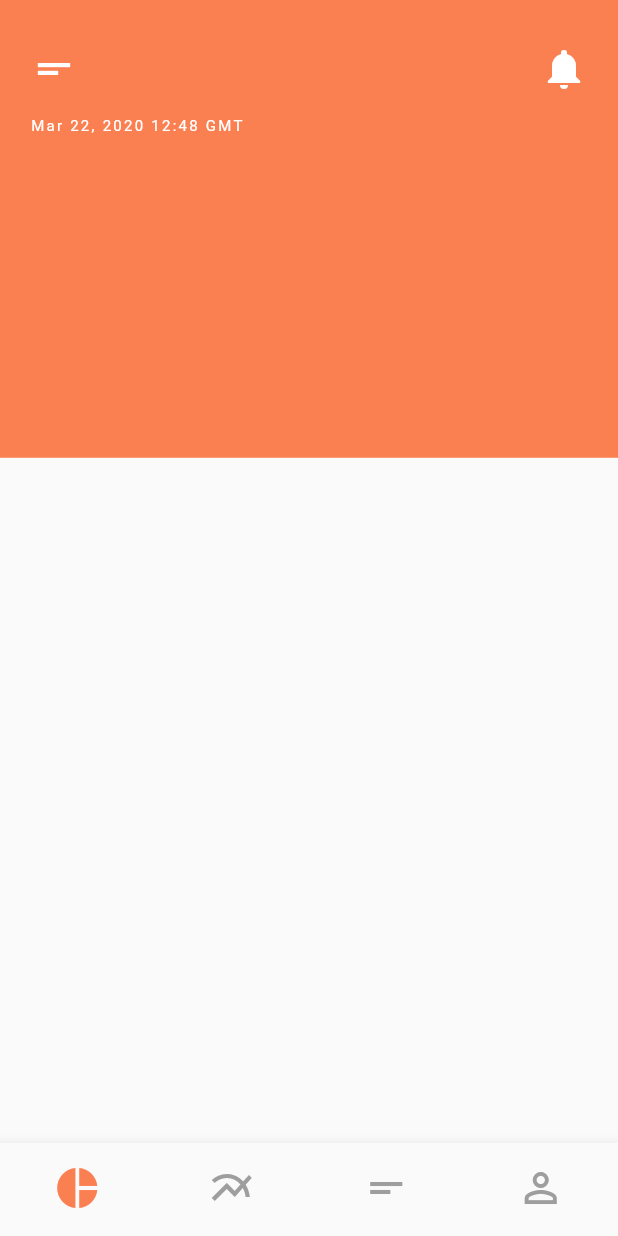
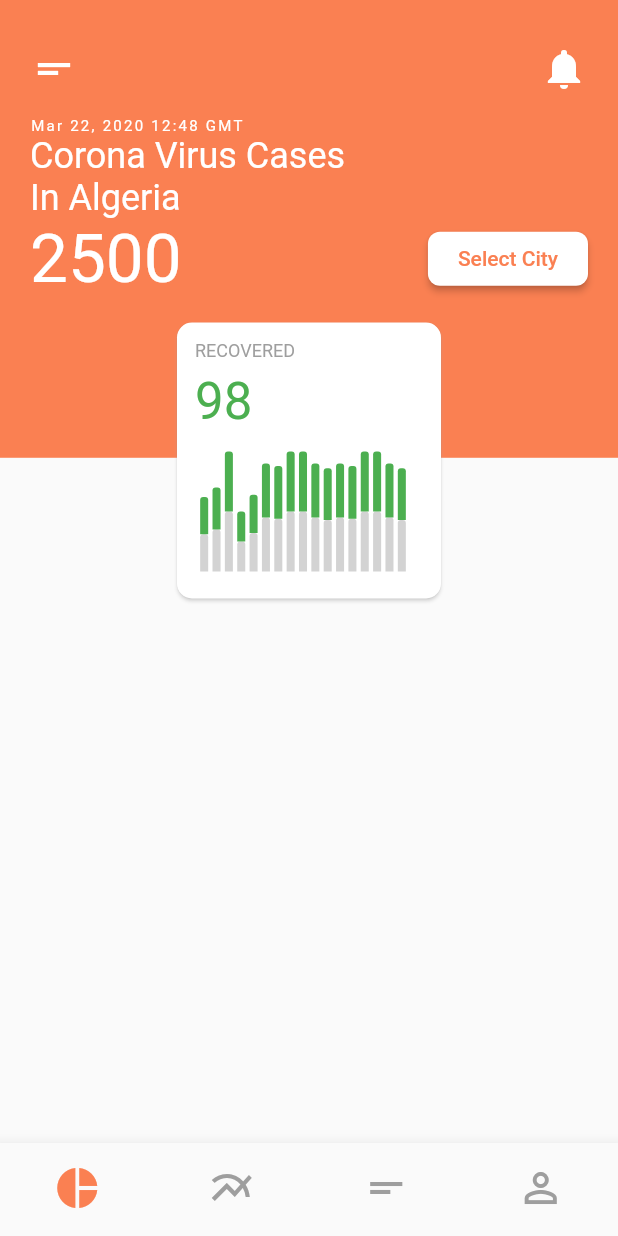
Before and after one commit to akram09/covidApp, a Flutter app: the screen it shows after launch, on a phone screen of 412 x 824 dp. Run offline on Flutter 3.47's test engine with Material 2 defaults, Android fonts, the phone set to English and light mode, and no system bars; our stand-ins replace charts_flutter, equatable.

Commit message:
create the stats cards and add chart

```diff
--- /dev/null
+++ b/lib/models/stats.dart
@@ -0,0 +1,28 @@
+import 'package:equatable/equatable.dart';
+
+class Stats extends Equatable{
+  final String city;
+  final int totalCases;
+  final int recoveredCases;
+  final int deaths;
+  final int activeCases;
+  final double midCondition;
+  final double criticalCondition;
+  final int closedCases;
+  final double recovered;
+  final double death;
+  final List<int> recoveredHistory;
+  final List<int> deathHistory;
+
+  const Stats({this.totalCases, this.recoveredCases, this.deaths, this.activeCases, this.midCondition, this.criticalCondition, this.closedCases, this.recovered, this.death, this.recoveredHistory, this.deathHistory, this.city});
+
+
+  @override
+  List<Object> get props => [
+    this.totalCases, this.recoveredCases, this.deaths,
+    this.activeCases, this.midCondition, this.criticalCondition,
+     this.closedCases, this.recovered, this.death,
+    this.recoveredHistory, this.deathHistory, this.city
+  ];
+
+}
--- a/lib/screens/home/home_screen.dart
+++ b/lib/screens/home/home_screen.dart
@@ -1,23 +1,60 @@
+import 'package:covid_app/widgets/covid_chart.dart';
+import 'package:covid_app/widgets/widgets.dart';
 import 'package:flutter/material.dart';
 
 class HomePage extends StatelessWidget {
   const HomePage({Key key}) : super(key: key);
+
+
+  void _onSelectCityClicked(){
+
+  }
 
   Widget _topAppBar(){
     return Row(children: <Widget>[
       Icon(Icons.short_text, color: Colors.white,size: 32.0,),
       Icon(Icons.notifications, color: Colors.white,size: 32.0,)
     ],mainAxisAlignment: MainAxisAlignment.spaceBetween,);
-  }
+    }
   Widget _covidAlgeriaInfo(BuildContext context , DateTime lastUpdate, int CaseNumber){
     return Column(children: <Widget>[
       Container(
         child: Text("Mar 22, 2020 12:48 GMT",style: Theme.of(context).textTheme.overline.apply(
           color: Colors.white
-        ),),
-        alignment: Alignment.topLeft,
-      )
-    ],);
+
+        ),),alignment:AlignmentDirectional.topStart ,
+      ),
+      Container(
+        child: Text("Corona Virus Cases",style: Theme.of(context).textTheme.headline5.apply(
+          color: Colors.white
+
+        ),),alignment:AlignmentDirectional.topStart ,
+      ),
+       Container(
+        child: Text("In Algeria ",style: Theme.of(context).textTheme.headline5.apply(
+          color: Colors.white
+
+        ),),alignment:AlignmentDirectional.topStart ,
+      ),
+      Row(
+          mainAxisAlignment: MainAxisAlignment.spaceBetween,
+          children: <Widget>[
+            Container(
+              child: Text("2500",style: Theme.of(context).textTheme.headline3.apply(
+              color: Colors.white ),)
+              , ),
+            RaisedButton(
+              onPressed: _onSelectCityClicked,
+              color: Colors.white,
+              textColor: Theme.of(context).primaryColor,
+              shape: RoundedRectangleBorder(borderRadius: BorderRadius.circular(8.0)),
+              padding: EdgeInsets.symmetric(horizontal: 20.0),
+              child: Text("Select City"),),
+          ],
+        )
+      ,
+
+    ],crossAxisAlignment: CrossAxisAlignment.start,);
   }
 
   @override
@@ -36,7 +73,11 @@ class HomePage extends StatelessWidget {
               children: <Widget>[
                 _topAppBar(),
                 SizedBox(height: 16.0,),
-                _covidAlgeriaInfo(context, DateTime.now(), 2000)
+                _covidAlgeriaInfo(context, DateTime.now(), 2000),
+                SizedBox(height: 16.0,),
+                CovidStatsCard(),
+
+
               ],
             ),
           ),
--- /dev/null
+++ b/lib/widgets/covid_chart.dart
@@ -0,0 +1,112 @@
+import 'package:charts_flutter/flutter.dart' as charts;
+import 'package:flutter/material.dart';
+
+class CovidChart extends StatelessWidget {
+  final List<charts.Series> seriesList;
+  final bool animate;
+
+  CovidChart(this.seriesList, {this.animate});
+
+   factory CovidChart.withSampleData() {
+    return new CovidChart(
+      _createSampleData(),
+      // Disable animations for image tests.
+      animate: false,
+    );
+  }
+
+
+  @override
+  Widget build(BuildContext context) {
+    return charts.BarChart(
+      seriesList,
+      animate: animate,
+      primaryMeasureAxis: charts.NumericAxisSpec(renderSpec: charts.NoneRenderSpec()),
+      domainAxis: charts.OrdinalAxisSpec(
+          renderSpec: charts.NoneRenderSpec(),
+          showAxisLine: false),
+      defaultRenderer: charts.BarRendererConfig(
+        groupingType: charts.BarGroupingType.stacked,
+        strokeWidthPx: 1
+
+      ),
+      layoutConfig: new charts.LayoutConfig(
+          leftMarginSpec: new charts.MarginSpec.fixedPixel(0),
+          topMarginSpec: new charts.MarginSpec.fixedPixel(0),
+          rightMarginSpec: new charts.MarginSpec.fixedPixel(0),
+          bottomMarginSpec: new charts.MarginSpec.fixedPixel(0)
+          ),
+    );
+  }
+
+
+
+
+  /// Create series list with single series
+  static List<charts.Series<OrdinalSales, String>> _createSampleData() {
+    final globalSalesData = [
+      new OrdinalSales('2007', 3100),
+      new OrdinalSales('2008', 3500),
+      new OrdinalSales('2009', 5000),
+      new OrdinalSales('2010', 2500),
+      new OrdinalSales('2011', 3200),
+      new OrdinalSales('2012', 4500),
+      new OrdinalSales('2013', 4400),
+      new OrdinalSales('2014', 5000),
+      new OrdinalSales('2015', 5000),
+      new OrdinalSales('2016', 4500),
+      new OrdinalSales('2017', 4300),
+       new OrdinalSales('2018', 4500),
+      new OrdinalSales('2019', 4400),
+      new OrdinalSales('2020', 5000),
+      new OrdinalSales('2021', 5000),
+      new OrdinalSales('2022', 4500),
+      new OrdinalSales('2023', 4300),
+    ];
+    final globalSalesData2 = [
+      new OrdinalSales('2007', 3100),
+      new OrdinalSales('2008', 3500),
+      new OrdinalSales('2009', 5000),
+      new OrdinalSales('2010', 2500),
+      new OrdinalSales('2011', 3200),
+      new OrdinalSales('2012', 4500),
+      new OrdinalSales('2013', 4400),
+      new OrdinalSales('2014', 5000),
+      new OrdinalSales('2015', 5000),
+      new OrdinalSales('2016', 4500),
+      new OrdinalSales('2017', 4300),
+       new OrdinalSales('2018', 4500),
+      new OrdinalSales('2019', 4400),
+      new OrdinalSales('2020', 5000),
+      new OrdinalSales('2021', 5000),
+      new OrdinalSales('2022', 4500),
+      new OrdinalSales('2023', 4300),
+    ];
+
+    return [
+       new charts.Series<OrdinalSales, String>(
+        id: 'Global Reve',
+        domainFn: (OrdinalSales sales, _) => sales.year,
+        measureFn: (OrdinalSales sales, _) => sales.sales,
+        data: globalSalesData,
+        seriesColor: charts.MaterialPalette.gray.shade200
+      ),
+      new charts.Series<OrdinalSales, String>(
+        id: 'Global Revenue',
+        domainFn: (OrdinalSales sales, _) => sales.year,
+        measureFn: (OrdinalSales sales, _) => sales.sales,
+        data: globalSalesData,
+        seriesColor: charts.MaterialPalette.green.makeShades(2)[0]
+      ),
+
+
+    ];
+  }
+}
+/// Sample ordinal data type.
+class OrdinalSales {
+  final String year;
+  final int sales;
+
+  OrdinalSales(this.year, this.sales);
+}
--- /dev/null
+++ b/lib/widgets/covid_stats_card.dart
@@ -0,0 +1,52 @@
+import 'package:covid_app/widgets/covid_chart.dart';
+import 'package:covid_app/widgets/widgets.dart';
+import 'package:flutter/material.dart';
+
+
+class CovidStatsCard extends StatelessWidget {
+
+  @override
+  Widget build(BuildContext context) {
+    final _media = MediaQuery.of(context).size;
+    return Material(elevation: 1,
+        color: Colors.white,
+        shadowColor: Colors.grey.shade200,
+        shape: RoundedRectangleBorder(borderRadius: BorderRadius.circular(10)),
+        child:Container(
+          width: _media.width /2 -30.0,
+          padding: EdgeInsets.symmetric(horizontal: 8.0 , vertical: 12),
+          child: Column(
+            crossAxisAlignment: CrossAxisAlignment.start,
+            children: <Widget>[
+              Container(
+                child:Text("RECOVERED",
+                  style: Theme.of(context).textTheme.caption.apply(
+                    color: Colors.grey
+                    )
+                  ) ,
+                padding: EdgeInsets.only(left: 4),
+                ),
+                Container(
+                child:Text("98",
+                  style: Theme.of(context).textTheme.headline4.apply(
+                    color: Colors.green
+                    )
+                  ) ,
+                padding: EdgeInsets.only(left: 4, top: 6),
+                )
+                ,
+                Container(
+                  child: CovidChart.withSampleData(),
+                  width: 200,
+                  height: 100,
+                )
+
+
+
+            ],
+
+          ),
+        )
+      );
+  }
+}
--- /dev/null
+++ b/lib/widgets/widgets.dart
@@ -0,0 +1 @@
+export './covid_stats_card.dart';
--- a/pubspec.yaml
+++ b/pubspec.yaml
@@ -29,6 +29,7 @@ dependencies:
   # Use with the CupertinoIcons class for iOS style icons.
   cupertino_icons: ^0.1.3
   dio: ^3.0.9
+  charts_flutter: ^0.9.0
   shared_preferences: ^0.5.3+4
   logger: ^0.6.0
   collection: ^1.14.11
```
Also changed, not shown: pubspec.lock.
